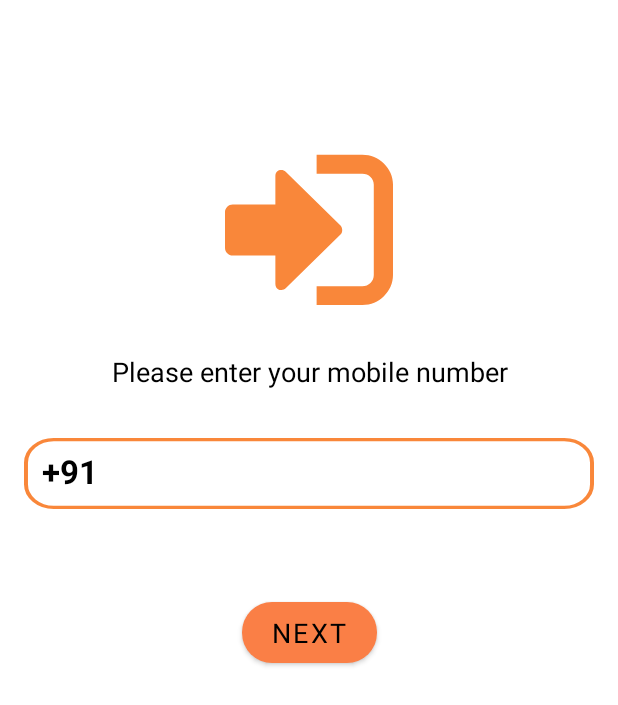
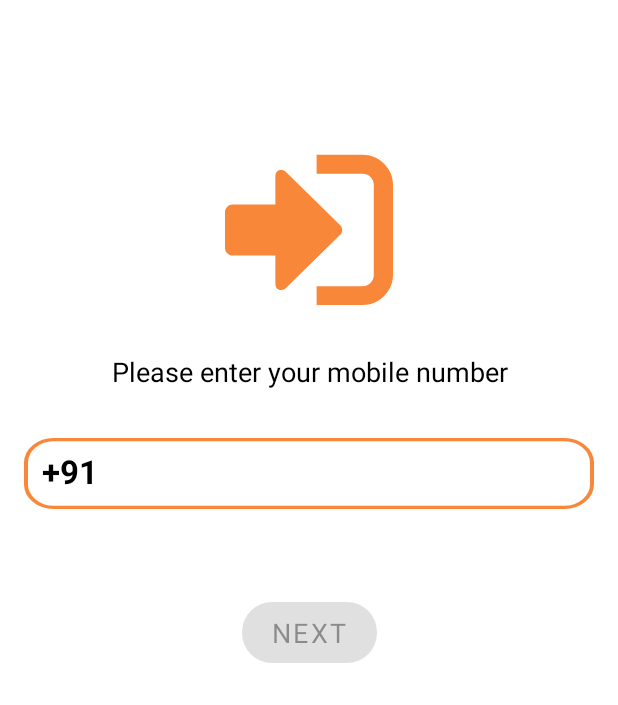
Before and after one commit to ShivShrivas/EasyMajdoor, an Android app: the screen it shows after launch (AuthActivity), on a phone screen of 412 x 824 dp. Shown: the top 705 px of the screen. Run offline under Robolectric (Android 15) with nearby library versions, the phone set to English and light mode, and no system bars; our stand-ins replace Firebase (no records; nobody signed in at launch, a user with empty details on screens opened directly), Timber; Roboto replaces fonts that are not available here.

Commit message:
feat(auth): Setup Phone Auth

```diff
--- a/app/src/main/AndroidManifest.xml
+++ b/app/src/main/AndroidManifest.xml
@@ -3,6 +3,7 @@
     package="com.app.easymajdoor">
 
     <application
+        android:name=".EasyMajdoorApp"
         android:allowBackup="true"
         android:icon="@mipmap/ic_launcher"
         android:label="@string/app_name"
--- /dev/null
+++ b/app/src/main/java/com/app/easymajdoor/EasyMajdoorApp.java
@@ -0,0 +1,16 @@
+package com.app.easymajdoor;
+
+import android.app.Application;
+
+import timber.log.Timber;
+
+public class EasyMajdoorApp extends Application {
+    @Override
+    public void onCreate() {
+        super.onCreate();
+
+        if(BuildConfig.DEBUG){
+            Timber.plant(new Timber.DebugTree());
+        }
+    }
+}
--- a/app/src/main/java/com/app/easymajdoor/activities/AuthActivity.java
+++ b/app/src/main/java/com/app/easymajdoor/activities/AuthActivity.java
@@ -2,14 +2,34 @@ package com.app.easymajdoor.activities;
 
 import androidx.appcompat.app.AppCompatActivity;
 
+import android.content.Intent;
 import android.os.Bundle;
 import com.app.easymajdoor.R;
+import com.google.firebase.auth.FirebaseAuth;
+import com.google.firebase.auth.FirebaseUser;
 
 public class AuthActivity extends AppCompatActivity {
+
+    private FirebaseAuth mAuth;
 
     @Override
     protected void onCreate(Bundle savedInstanceState) {
         super.onCreate(savedInstanceState);
+        mAuth = FirebaseAuth.getInstance();
         setContentView(R.layout.activity_auth);
     }
+
+    @Override
+    public void onStart() {
+        super.onStart();
+        FirebaseUser currentUser = mAuth.getCurrentUser();
+        handleAuth(currentUser);
+    }
+
+    private void handleAuth(FirebaseUser currentUser) {
+        if (currentUser != null) {
+            startActivity(new Intent(this, MainActivity.class));
+        }
+    }
+
 }
--- a/app/src/main/java/com/app/easymajdoor/fragments/PhNoFragment.java
+++ b/app/src/main/java/com/app/easymajdoor/fragments/PhNoFragment.java
@@ -1,23 +1,112 @@
 package com.app.easymajdoor.fragments;
 
+import android.content.Intent;
 import android.os.Bundle;
 
+import androidx.annotation.NonNull;
+import androidx.annotation.Nullable;
 import androidx.fragment.app.Fragment;
 
+import android.text.Editable;
+import android.text.TextWatcher;
 import android.view.LayoutInflater;
 import android.view.View;
 import android.view.ViewGroup;
 
 import com.app.easymajdoor.R;
+import com.app.easymajdoor.activities.MainActivity;
+import com.app.easymajdoor.databinding.FragmentPhNoBinding;
+import com.app.easymajdoor.utils.GeneralUtils;
+import com.app.easymajdoor.utils.Message;
+import com.app.easymajdoor.utils.SimpleTextWatcher;
+import com.google.firebase.FirebaseException;
+import com.google.firebase.auth.FirebaseAuth;
+import com.google.firebase.auth.PhoneAuthCredential;
+import com.google.firebase.auth.PhoneAuthOptions;
+import com.google.firebase.auth.PhoneAuthProvider;
+
+import java.util.concurrent.TimeUnit;
+
+import timber.log.Timber;
 
 public class PhNoFragment extends Fragment {
 
+    private FirebaseAuth mAuth;
+    private Message message;
+    private FragmentPhNoBinding binding;
+
     @Override
-    public View onCreateView(LayoutInflater inflater, ViewGroup container,
+    public void onCreate(@Nullable Bundle savedInstanceState) {
+        super.onCreate(savedInstanceState);
+        mAuth = FirebaseAuth.getInstance();
+    }
+
+    @Override
+    public View onCreateView(@NonNull LayoutInflater inflater, ViewGroup container,
                              Bundle savedInstanceState) {
 
+        binding = FragmentPhNoBinding.inflate(inflater, container, false);
+        message = new Message(binding.getRoot());
+        return binding.getRoot();
+    }
 
+    @Override
+    public void onViewCreated(@NonNull View view, @Nullable Bundle savedInstanceState) {
+        binding.phnoEt.addTextChangedListener(new SimpleTextWatcher() {
+            @Override
+            public void afterTextChanged(Editable s) {
+                binding.nextBtn.setEnabled(GeneralUtils.isValidPhNo(s.toString()));
+            }
+        });
 
-        return inflater.inflate(R.layout.fragment_ph_no, container, false);
+        binding.nextBtn.setOnClickListener(v -> {
+            String phno = "+91" + binding.phnoEt.getText().toString();
+            Timber.d("PhNo: %s", phno);
+            startPhoneNumberVerification(phno);
+            GeneralUtils.hideKeyboard(requireActivity());
+            setLoading(true);
+        });
     }
+
+    private void startPhoneNumberVerification(String phoneNumber) {
+        PhoneAuthOptions options =
+                PhoneAuthOptions.newBuilder(mAuth)
+                        .setPhoneNumber(phoneNumber)
+                        .setTimeout(60L, TimeUnit.SECONDS)
+                        .setActivity(requireActivity())
+                        .setCallbacks(new Callbacks())
+                        .build();
+        PhoneAuthProvider.verifyPhoneNumber(options);
+    }
+
+    private void setLoading(boolean isLoading) {
+        binding.progressBar.setVisibility(isLoading ? View.VISIBLE : View.INVISIBLE);
+        binding.nextBtn.setClickable(!isLoading);
+    }
+
+    public class Callbacks extends PhoneAuthProvider.OnVerificationStateChangedCallbacks {
+
+        @Override
+        public void onVerificationCompleted(@NonNull PhoneAuthCredential phoneAuthCredential) {
+            setLoading(false);
+            if (mAuth.getCurrentUser() != null) {
+                startActivity(new Intent(requireContext(), MainActivity.class));
+            }
+        }
+
+        @Override
+        public void onVerificationFailed(@NonNull FirebaseException e) {
+            message.showSnackBar(R.string.verification_failed);
+            setLoading(false);
+        }
+
+        @Override
+        public void onCodeSent(@NonNull String verificationId,
+                               @NonNull PhoneAuthProvider.ForceResendingToken token) {
+            setLoading(false);
+            Timber.d("Verification ID: %s, Resend Token: %s", verificationId, token);
+            // TODO: Navigate to CODE FRAGMENT
+        }
+    }
+
 }
--- /dev/null
+++ b/app/src/main/java/com/app/easymajdoor/utils/Message.java
@@ -0,0 +1,36 @@
+package com.app.easymajdoor.utils;
+
+import android.view.View;
+import android.widget.Toast;
+
+import com.app.easymajdoor.R;
+import com.google.android.material.snackbar.Snackbar;
+
+public class Message {
+    public final View anchorView;
+
+    public Message(View anchor) {
+        this.anchorView = anchor;
+    }
+
+    public void showSnackBar(String text) {
+        getSnackBar(text).show();
+    }
+
+    public void showSnackBar(int textId) {
+        getSnackBar(textId).show();
+    }
+
+    public Snackbar getSnackBar(int textId) {
+        return Snackbar.make(anchorView, textId, Snackbar.LENGTH_SHORT);
+    }
+
+    public Snackbar getSnackBar(String text) {
+        return Snackbar.make(anchorView, text, Snackbar.LENGTH_SHORT);
+    }
+
+    public void showToast(String text) {
+        Toast.makeText(anchorView.getContext(), text, Toast.LENGTH_SHORT).show();
+    }
+
+}
--- /dev/null
+++ b/app/src/main/java/com/app/easymajdoor/utils/SimpleTextWatcher.java
@@ -0,0 +1,21 @@
+package com.app.easymajdoor.utils;
+
+import android.text.Editable;
+import android.text.TextWatcher;
+
+public class SimpleTextWatcher implements TextWatcher {
+    @Override
+    public void beforeTextChanged(CharSequence s, int start, int count, int after) {
+
+    }
+
+    @Override
+    public void onTextChanged(CharSequence s, int start, int before, int count) {
+
+    }
+
+    @Override
+    public void afterTextChanged(Editable s) {
+
+    }
+}
--- a/app/src/main/res/layout/fragment_ph_no.xml
+++ b/app/src/main/res/layout/fragment_ph_no.xml
@@ -36,7 +36,7 @@
         app:layout_constraintTop_toBottomOf="@+id/imageView" />
 
     <EditText
-        android:id="@+id/editTextPhone2"
+        android:id="@+id/phno_et"
         android:layout_width="0dp"
         android:layout_height="wrap_content"
         android:layout_marginStart="16dp"
@@ -71,14 +71,15 @@
         android:textColor="@color/black"
         android:textSize="22sp"
         android:textStyle="bold"
-        app:layout_constraintBaseline_toBaselineOf="@+id/editTextPhone2"
-        app:layout_constraintStart_toStartOf="@+id/editTextPhone2" />
+        app:layout_constraintBaseline_toBaselineOf="@+id/phno_et"
+        app:layout_constraintStart_toStartOf="@+id/phno_et" />
 
     <Button
-        android:id="@+id/button"
+        android:id="@+id/next_btn"
         android:layout_width="wrap_content"
         android:layout_height="wrap_content"
         android:layout_marginTop="56dp"
+        android:enabled="false"
         android:paddingLeft="20dp"
         android:paddingTop="8dp"
         android:paddingRight="20dp"
@@ -86,8 +87,22 @@
         android:text="@string/next"
         android:textSize="18sp"
         app:cornerRadius="20dp"
-        app:layout_constraintEnd_toEndOf="@+id/editTextPhone2"
-        app:layout_constraintStart_toStartOf="@+id/editTextPhone2"
-        app:layout_constraintTop_toBottomOf="@+id/editTextPhone2" />
+        app:layout_constraintEnd_toEndOf="@+id/phno_et"
+        app:layout_constraintStart_toStartOf="@+id/phno_et"
+        app:layout_constraintTop_toBottomOf="@+id/phno_et" />
+
+    <ProgressBar
+        android:id="@+id/progressBar"
+        style="?android:attr/progressBarStyle"
+        android:layout_width="24dp"
+        android:layout_height="0dp"
+        android:layout_marginStart="16dp"
+        android:layout_marginTop="16dp"
+        android:layout_marginBottom="16dp"
+        android:visibility="invisible"
+        app:layout_constraintBottom_toBottomOf="@+id/next_btn"
+        app:layout_constraintDimensionRatio="1:1"
+        app:layout_constraintStart_toEndOf="@+id/next_btn"
+        app:layout_constraintTop_toTopOf="@+id/next_btn" />
 
 </androidx.constraintlayout.widget.ConstraintLayout>
--- a/app/src/main/res/values-night/themes.xml
+++ /dev/null
@@ -1,16 +0,0 @@
-<resources xmlns:tools="http://schemas.android.com/tools">
-    <!-- Base application theme. -->
-    <style name="Theme.EasyMajdoor" parent="Theme.MaterialComponents.DayNight.NoActionBar">
-        <!-- Primary brand color. -->
-        <item name="colorPrimary">@color/colorPrimary</item>
-        <item name="colorPrimaryVariant">@color/orange_dark</item>
-        <item name="colorOnPrimary">@color/black</item>
-        <!-- Secondary brand color. -->
-        <item name="colorSecondary">@color/light_orange_progress</item>
-        <item name="colorSecondaryVariant">@color/light_orange_progress</item>
-        <item name="colorOnSecondary">@color/black</item>
-        <!-- Status bar color. -->
-        <item name="android:statusBarColor" tools:targetApi="l">?attr/colorPrimaryVariant</item>
-        <!-- Customize your theme here. -->
-    </style>
-</resources>
--- a/app/src/main/res/values/strings.xml
+++ b/app/src/main/res/values/strings.xml
@@ -5,4 +5,5 @@
     <string name="enter_phno">Please enter your mobile number</string>
     <string name="_91">+91</string>
     <string name="next">Next</string>
+    <string name="verification_failed">Verification Failed. Try Again</string>
 </resources>
--- a/app/src/main/res/values/themes.xml
+++ b/app/src/main/res/values/themes.xml
@@ -1,6 +1,6 @@
 <resources xmlns:tools="http://schemas.android.com/tools">
     <!-- Base application theme. -->
-    <style name="Theme.EasyMajdoor" parent="Theme.MaterialComponents.DayNight.NoActionBar">
+    <style name="Theme.EasyMajdoor" parent="Theme.MaterialComponents.Light.NoActionBar">
         <!-- Primary brand color. -->
         <item name="colorPrimary">@color/colorPrimary</item>
         <item name="colorPrimaryVariant">@color/orange_dark</item>
--- a/build.gradle
+++ b/build.gradle
@@ -9,6 +9,7 @@ buildscript {
 
         def nav_version = "2.3.5"
         classpath "androidx.navigation:navigation-safe-args-gradle-plugin:$nav_version"
+        classpath 'com.google.gms:google-services:4.3.10'
 
         // NOTE: Do not place your application dependencies here; they belong
         // in the individual module build.gradle files
```
Also changed, not shown: app/build.gradle (+14 -1 lines), app/src/main/java/com/app/easymajdoor/activities/MainActivity.java (+15 -0 lines), app/src/main/java/com/app/easymajdoor/utils/GeneralUtils.java (added, +21 -0 lines), app/src/main/java/com/app/easymajdoor/utils/ViewUtils.java (added, +7 -0 lines), 1 other file.
